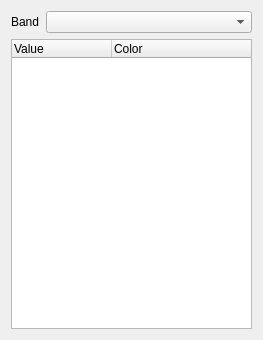
Old version of the form src/ui/qgspalettedrendererwidgetbase.ui in the repository qgis/QGIS.
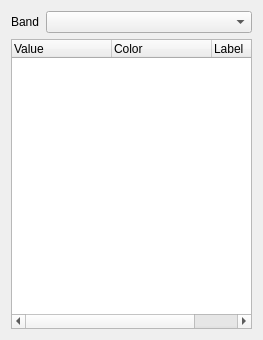
New version of the form.

Commit message: [FEATURE] labels support in QgsPalettedRasterRenderer, fixes #8886

```diff
--- a/src/ui/qgspalettedrendererwidgetbase.ui
+++ b/src/ui/qgspalettedrendererwidgetbase.ui
@@ -42,6 +42,9 @@
        <height>280</height>
       </size>
      </property>
+     <property name="columnCount">
+      <number>3</number>
+     </property>
      <column>
       <property name="text">
        <string>Value</string>
@@ -52,6 +55,11 @@
        <string>Color</string>
       </property>
      </column>
+     <column>
+      <property name="text">
+       <string>Label</string>
+      </property>
+     </column>
     </widget>
    </item>
   </layout>
```
The commit also changes 5 other files.
